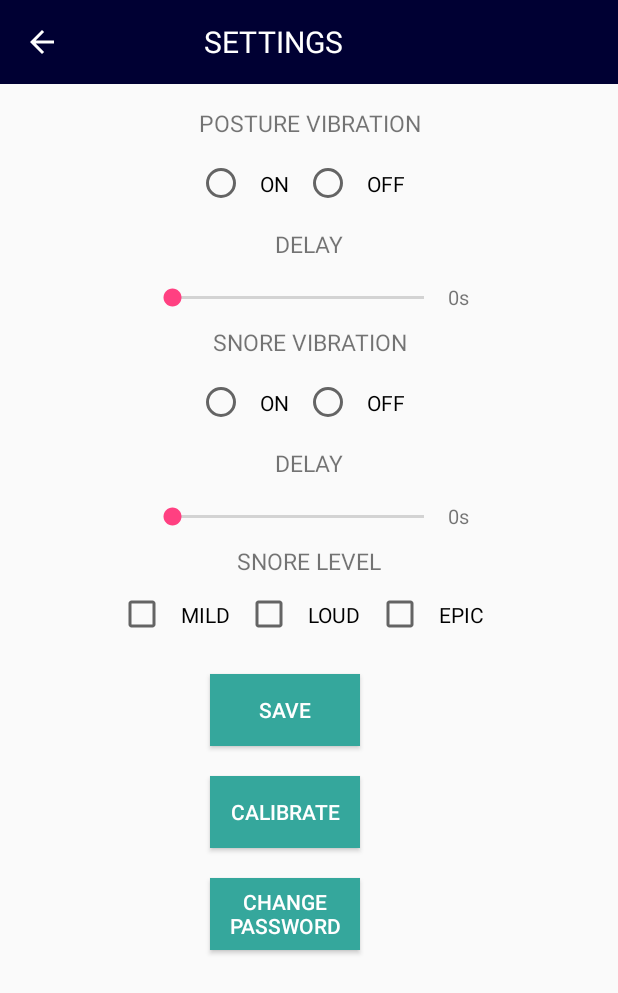
After one commit to marlnegre/hypnosture, an Android app: the SettingsActivity screen opened directly, with no data from a screen before it, on a phone screen of 412 x 824 dp. The commit adds this screen. Shown: the top 993 px of the screen. Run offline under Robolectric (Android 15) with nearby library versions, the phone set to English and light mode, and no system bars.

Commit message:
Settings

```diff
--- a/app/src/main/AndroidManifest.xml
+++ b/app/src/main/AndroidManifest.xml
@@ -21,6 +21,7 @@
                 <category android:name="android.intent.category.LAUNCHER" />
             </intent-filter>
         </activity>
+        <activity android:name=".SettingsActivity"/>
         <activity android:name=".ExercisesActivity" />
         <activity android:name=".Homescreen" />
         <activity android:name=".Signup_Screen" />
@@ -35,6 +36,7 @@
         <activity android:name=".headShakeActivity" />
         <activity android:name=".UpdownExerciseActivity" />
 
+
     </application>
 
 </manifest>
--- /dev/null
+++ b/app/src/main/java/com/google/hangouts/hypnosture/SettingsActivity.java
@@ -0,0 +1,92 @@
+package com.google.hangouts.hypnosture;
+
+import android.os.Bundle;
+import android.support.v7.app.AppCompatActivity;
+import android.support.v7.widget.Toolbar;
+import android.view.View;
+import android.widget.SeekBar;
+import android.widget.TextView;
+
+public class SettingsActivity extends AppCompatActivity {
+
+    private static SeekBar seekbar_posture, seekbar_snore;
+    private static TextView ctr_posture, ctr_snore;
+
+    @Override
+    protected void onCreate(Bundle savedInstanceState) {
+        super.onCreate(savedInstanceState);
+        setContentView(R.layout.activity_settings);
+
+        seekbarPosture();
+        seekbarSnore();
+        backButton();
+    }
+
+    public void seekbarPosture () {
+        seekbar_posture = (SeekBar) findViewById(R.id.seekbar_posture);
+        ctr_posture = (TextView) findViewById(R.id.secsPosture);
+
+        seekbar_posture.setOnSeekBarChangeListener(new SeekBar.OnSeekBarChangeListener() {
+            int progress_value;
+
+            @Override
+            public void onProgressChanged(SeekBar seekBar, int i, boolean b) {
+                progress_value = i;
+                seekbar_posture.setMax(10);
+                ctr_posture.setText(" "+ i +"s");
+            }
+
+            @Override
+            public void onStartTrackingTouch(SeekBar seekBar) {
+
+            }
+
+            @Override
+            public void onStopTrackingTouch(SeekBar seekBar) {
+                ctr_posture.setText(" "+ progress_value + "s");
+            }
+        });
+
+    }
+
+    public void seekbarSnore () {
+        seekbar_snore = (SeekBar) findViewById(R.id.seekbarSnore);
+        ctr_snore = (TextView) findViewById(R.id.secsSnore);
+
+        seekbar_snore.setOnSeekBarChangeListener(new SeekBar.OnSeekBarChangeListener() {
+            int progress_value;
+
+            @Override
+            public void onProgressChanged(SeekBar seekBar, int i, boolean b) {
+                progress_value = i;
+                seekbar_snore.setMax(10);
+                ctr_snore.setText(" "+ i +"s");
+            }
+
+            @Override
+            public void onStartTrackingTouch(SeekBar seekBar) {
+
+            }
+
+            @Override
+            public void onStopTrackingTouch(SeekBar seekBar) {
+                ctr_snore.setText(" "+ progress_value + "s");
+            }
+        });
+    }
+
+    public void backButton ()  {
+        Toolbar settingsToolbar = (Toolbar) findViewById(R.id.settingsToolbar);
+        setSupportActionBar(settingsToolbar);
+        getSupportActionBar().setDisplayShowHomeEnabled(true);
+        getSupportActionBar().setDisplayHomeAsUpEnabled(true);
+        getSupportActionBar().setDisplayShowTitleEnabled(false);
+
+        settingsToolbar.setNavigationOnClickListener(new View.OnClickListener() {
+            @Override
+            public void onClick(View v) {
+
+            }
+        });
+    }
+}
--- /dev/null
+++ b/app/src/main/res/layout/activity_settings.xml
@@ -0,0 +1,236 @@
+<?xml version="1.0" encoding="utf-8"?>
+
+<RelativeLayout xmlns:android="http://schemas.android.com/apk/res/android"
+    android:layout_width="match_parent"
+    android:layout_height="match_parent"
+    xmlns:app="http://schemas.android.com/apk/res-auto">
+
+<LinearLayout xmlns:android="http://schemas.android.com/apk/res/android"
+    android:layout_width="match_parent"
+    android:layout_height="match_parent"
+    android:orientation="vertical" >
+
+    <android.support.v7.widget.Toolbar
+        android:id="@+id/settingsToolbar"
+        android:layout_width="match_parent"
+        android:layout_height="wrap_content"
+        android:background="@color/toolbar"
+        android:minHeight="?attr/actionBarSize"
+        android:theme="?attr/actionBarTheme"
+
+        app:theme="@style/ThemeOverlay.AppCompat.Dark.ActionBar" >
+
+    <TextView
+        android:id="@+id/textView2"
+        android:layout_width="wrap_content"
+        android:layout_height="wrap_content"
+        android:textColor="@color/white"
+        android:textSize="20dp"
+        android:layout_marginLeft="80dp"
+        android:text="SETTINGS" />
+
+    </android.support.v7.widget.Toolbar>
+
+    <TextView
+        android:id="@+id/postureVibration"
+        android:layout_width="match_parent"
+        android:layout_height="wrap_content"
+        android:layout_marginTop="15dp"
+        android:textSize="15dp"
+        android:textAlignment="center"
+        android:text="POSTURE VIBRATION"/>
+
+    <RadioGroup
+        android:layout_width="wrap_content"
+        android:layout_height="wrap_content"
+        android:layout_marginTop="10dp"
+        android:layout_gravity="center"
+        android:orientation="horizontal">
+
+        <RadioButton
+            android:id="@+id/postureOn"
+            android:padding="10dp"
+            android:layout_width="match_parent"
+            android:layout_height="wrap_content"
+            android:layout_weight="1"
+            android:text="ON" />
+
+        <RadioButton
+            android:id="@+id/postureOff"
+            android:padding="10dp"
+            android:layout_width="wrap_content"
+            android:layout_height="wrap_content"
+            android:layout_weight="1"
+            android:text="OFF" />
+    </RadioGroup>
+
+    <TextView
+        android:id="@+id/postureDelay"
+        android:layout_width="match_parent"
+        android:layout_height="wrap_content"
+        android:layout_marginTop="10dp"
+        android:textSize="15dp"
+        android:textAlignment="center"
+        android:text="DELAY"/>
+
+
+    <TableRow
+        android:layout_width="wrap_content"
+        android:layout_height="wrap_content"
+        android:layout_marginTop="5dp"
+        android:layout_gravity="center">
+
+        <SeekBar
+            android:id="@+id/seekbar_posture"
+            android:layout_gravity="center"
+            android:layout_marginTop="5dp"
+            android:layout_width="200dp"
+            android:layout_height="wrap_content" />
+
+        <TextView
+            android:id="@+id/secsPosture"
+            android:layout_width="match_parent"
+            android:layout_height="wrap_content"
+            android:layout_marginTop="10dp"
+            android:text="0s"
+            android:textAlignment="center"
+            android:textSize="13dp" />
+
+
+    </TableRow>
+
+    <TextView
+    android:id="@+id/snoreVibration"
+    android:layout_width="match_parent"
+    android:layout_height="wrap_content"
+    android:layout_marginTop="10dp"
+    android:textSize="15dp"
+    android:textAlignment="center"
+    android:text="SNORE VIBRATION"/>
+
+    <RadioGroup
+        android:layout_width="wrap_content"
+        android:layout_height="wrap_content"
+        android:layout_gravity="center"
+        android:layout_marginTop="10dp"
+        android:orientation="horizontal">
+
+        <RadioButton
+            android:id="@+id/snoreOn"
+            android:padding="10dp"
+            android:layout_width="match_parent"
+            android:layout_height="wrap_content"
+            android:layout_weight="1"
+            android:text="ON" />
+
+        <RadioButton
+            android:id="@+id/snoreOff"
+            android:padding="10dp"
+            android:layout_width="wrap_content"
+            android:layout_height="wrap_content"
+            android:layout_weight="1"
+            android:text="OFF" />
+    </RadioGroup>
+
+    <TextView
+        android:id="@+id/snoreDelay"
+        android:layout_width="match_parent"
+        android:layout_height="wrap_content"
+        android:layout_marginTop="10dp"
+        android:textSize="15dp"
+        android:textAlignment="center"
+        android:text="DELAY"/>
+
+    <TableRow
+        android:layout_width="wrap_content"
+        android:layout_height="wrap_content"
+        android:layout_marginTop="5dp"
+        android:layout_gravity="center">
+
+        <SeekBar
+            android:id="@+id/seekbarSnore"
+            android:layout_gravity="center"
+            android:layout_width="200dp"
+            android:layout_marginTop="5dp"
+            android:layout_height="wrap_content" />
+
+        <TextView
+            android:id="@+id/secsSnore"
+            android:layout_width="match_parent"
+            android:layout_height="wrap_content"
+            android:layout_marginTop="10dp"
+            android:textSize="13dp"
+            android:textAlignment="center"
+            android:text="0s"/>
+
+    </TableRow>
+
+    <TextView
+        android:id="@+id/snoreLevel"
+        android:layout_width="match_parent"
+        android:layout_height="wrap_content"
+        android:layout_marginTop="10dp"
+        android:textSize="15dp"
+        android:textAlignment="center"
+        android:text="SNORE LEVEL"/>
+
+    <TableRow
+        android:id="@+id/tablerow"
+        android:layout_width="wrap_content"
+        android:layout_height="wrap_content"
+        android:layout_marginTop="5dp"
+        android:layout_gravity="center">
+
+        <CheckBox
+            android:layout_width="wrap_content"
+            android:layout_height="wrap_content"
+            android:padding="10dp"
+            android:text="MILD" />
+
+        <CheckBox
+            android:layout_width="wrap_content"
+            android:layout_height="wrap_content"
+            android:padding="10dp"
+            android:text="LOUD" />
+
+        <CheckBox
+            android:layout_width="wrap_content"
+            android:layout_height="wrap_content"
+            android:padding="10dp"
+            android:text="EPIC" />
+
+        </TableRow>
+
+        <Button
+            android:id="@+id/save"
+            android:textColor="@color/white"
+            android:layout_below="@id/tablerow"
+            android:layout_width="100dp"
+            android:layout_height="wrap_content"
+            android:background="@color/button"
+            android:layout_marginTop="20dp"
+            android:layout_marginLeft="140dp"
+            android:text="SAVE" />
+        <Button
+            android:id="@+id/calibrate"
+            android:textColor="@color/white"
+            android:layout_marginTop="20dp"
+            android:layout_marginLeft="140dp"
+            android:layout_below="@id/save"
+            android:background="@color/button"
+            android:layout_width="100dp"
+            android:layout_height="wrap_content"
+            android:text="CALIBRATE" />
+        <Button
+            android:id="@+id/changepw"
+            android:textColor="@color/white"
+            android:layout_marginTop="20dp"
+            android:layout_marginLeft="140dp"
+            android:layout_below="@id/calibrate"
+            android:background="@color/button"
+            android:layout_width="100dp"
+            android:layout_height="wrap_content"
+            android:text="CHANGE PASSWORD" />
+
+</LinearLayout>
+</RelativeLayout>
--- a/app/src/main/res/values/colors.xml
+++ b/app/src/main/res/values/colors.xml
@@ -13,4 +13,7 @@
     <color name="homescreen_bg_color">#c9cfbb</color>
     <color name="white">#FFFFFF</color>
     <color name="black">#CC000000</color>
+    <color name="toolbar">#000033</color>
+    <color name="gray">#545454</color>
+    <color name="button">#35a79c</color>
 </resources>
```
